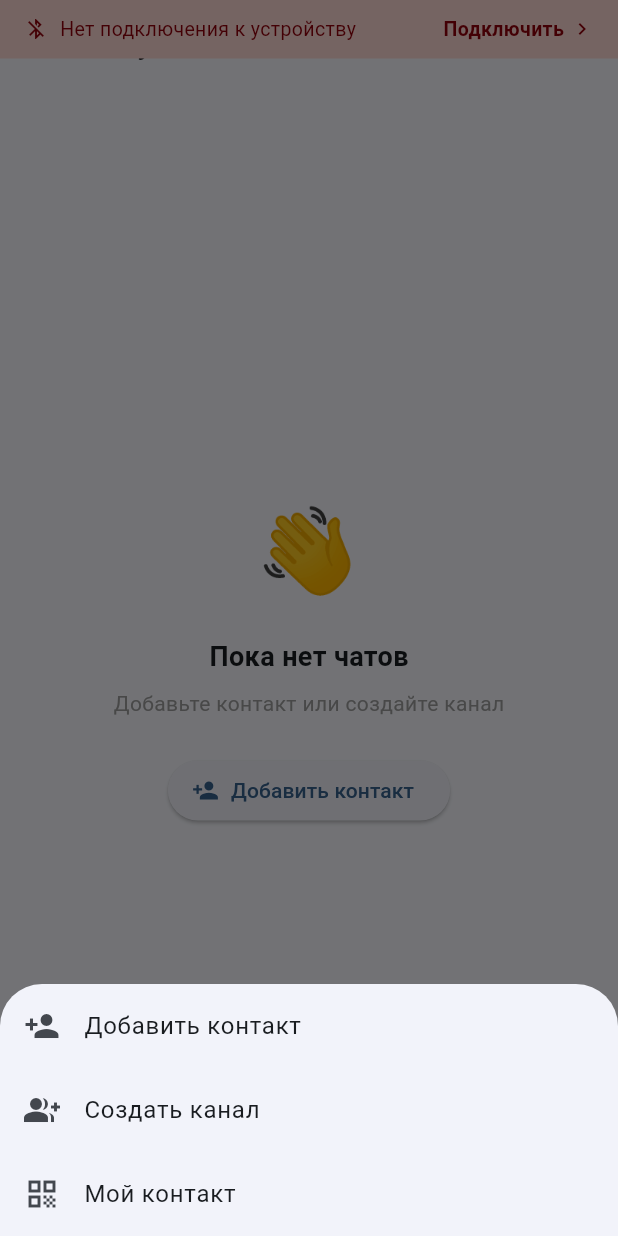
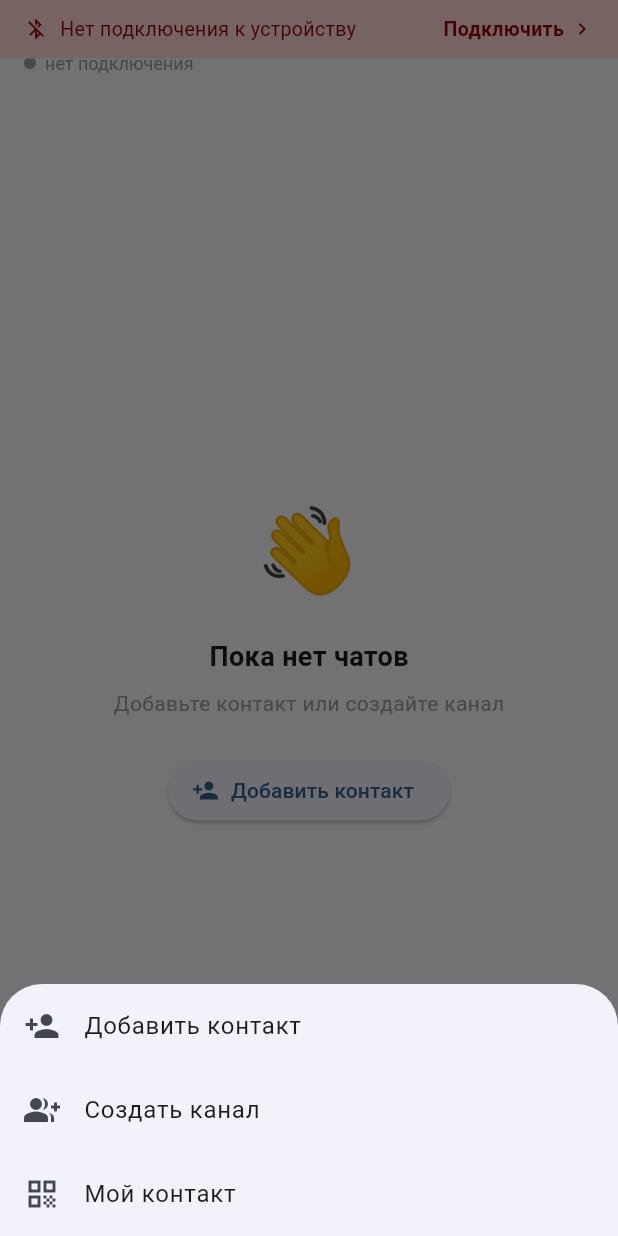
Before and after one commit to gazlevodiva/Meshly, a Flutter app: the MainScreen screen opened directly with empty values, after a tap on "Добавить контакт", on a phone screen of 412 x 824 dp. Run offline on Flutter 3.47's test engine with Material 3 defaults, Android fonts, the phone set to English and light mode, and no system bars; our stand-ins replace drift, flutter_blue_plus, flutter_local_notifications, permission_handler, qr_flutter, shared_preferences; missing offline and left inert: mobile_scanner; accounts and stored records are empty; generated files the repository leaves out were written again.

Commit message:
feat: UI polish — two-line header, appbar search/add, nav bar rebuild, mute icon alignment
Co-Authored-By: Claude Fable 5 <noreply@anthropic.com>

```diff
--- a/lib/screens/contacts_screen.dart
+++ b/lib/screens/contacts_screen.dart
@@ -7,10 +7,37 @@ import 'package:meshly/screens/chat_screen.dart';
 import 'package:meshly/services/contact_store.dart';
 import 'package:meshly/services/mesh_service.dart';
 
-class ContactsScreen extends StatelessWidget {
+class ContactsScreen extends StatefulWidget {
   const ContactsScreen({required this.meshService, super.key});
 
   final MeshService meshService;
+
+  @override
+  State<ContactsScreen> createState() => _ContactsScreenState();
+}
+
+class _ContactsScreenState extends State<ContactsScreen> {
+  final TextEditingController _searchController = TextEditingController();
+  bool _searching = false;
+  String _query = '';
+
+  @override
+  void dispose() {
+    _searchController.dispose();
+    super.dispose();
+  }
+
+  void _startSearch() {
+    setState(() => _searching = true);
+  }
+
+  void _stopSearch() {
+    _searchController.clear();
+    setState(() {
+      _searching = false;
+      _query = '';
+    });
+  }
 
   void _openChat(BuildContext context, Contact contact) {
     final store = ContactStore.instance;
@@ -21,7 +48,7 @@ class ContactsScreen extends StatelessWidget {
       context,
       MaterialPageRoute<void>(
         builder: (_) => ChatScreen(
-          meshService: meshService,
+          meshService: widget.meshService,
           conversation: conv,
         ),
       ),
@@ -39,26 +66,64 @@ class ContactsScreen extends StatelessWidget {
   @override
   Widget build(BuildContext context) {
     return Scaffold(
-      appBar: AppBar(title: const Text('Контакты')),
+      appBar: AppBar(
+        title: _searching
+            ? TextField(
+                controller: _searchController,
+                autofocus: true,
+                decoration: const InputDecoration(
+                  hintText: 'Поиск...',
+                  border: InputBorder.none,
+                ),
+                onChanged: (value) => setState(() => _query = value),
+              )
+            : const Text('Контакты'),
+        actions: _searching
+            ? [
+                IconButton(
+                  icon: const Icon(Icons.close),
+                  onPressed: _stopSearch,
+                ),
+              ]
+            : [
+                IconButton(
+                  icon: const Icon(Icons.search),
+                  onPressed: _startSearch,
+                ),
+                IconButton(
+                  icon: const Icon(Icons.add),
+                  onPressed: () => _openAddContact(context),
+                ),
+              ],
+      ),
       body: ListenableBuilder(
         listenable: ContactStore.instance,
         builder: (context, _) {
-          final contacts = ContactStore.instance.contacts;
-          return contacts.isEmpty
-              ? const Center(
-                  child: Text(
-                    'Нет контактов. Добавьте через +',
-                    style: TextStyle(color: Colors.grey),
-                  ),
-                )
-              : ListView.separated(
+          final query = _query.trim().toLowerCase();
+          final all = ContactStore.instance.contacts;
+          final contacts = query.isEmpty
+              ? all
+              : all
+                  .where((c) => c.displayName.toLowerCase().contains(query))
+                  .toList();
+          if (contacts.isEmpty) {
+            return Center(
+              child: Text(
+                query.isNotEmpty
+                    ? 'Ничего не найдено'
+                    : 'Нет контактов. Добавьте через +',
+                style: const TextStyle(color: Colors.grey),
+              ),
+            );
+          }
+          return ListView.separated(
                   padding: const EdgeInsets.only(bottom: 96),
                   itemCount: contacts.length,
                   separatorBuilder: (_, _) =>
                       const Divider(height: 1, indent: 72),
                   itemBuilder: (_, i) {
                     final contact = contacts[i];
-                    final online = meshService.isOnline(contact.nodeId);
+                    final online = widget.meshService.isOnline(contact.nodeId);
                     return ListTile(
                       leading: Stack(
                         children: [
@@ -96,10 +161,6 @@ class ContactsScreen extends StatelessWidget {
                 );
         },
       ),
-      floatingActionButton: FloatingActionButton(
-        onPressed: () => _openAddContact(context),
-        child: const Icon(Icons.person_add),
-      ),
     );
   }
 }
--- a/lib/screens/home_screen.dart
+++ b/lib/screens/home_screen.dart
@@ -22,6 +22,9 @@ class HomeScreen extends StatefulWidget {
 
 class _HomeScreenState extends State<HomeScreen> {
   final ContactStore _store = ContactStore.instance;
+  final TextEditingController _searchController = TextEditingController();
+  bool _searching = false;
+  String _query = '';
 
   @override
   void initState() {
@@ -40,7 +43,20 @@ class _HomeScreenState extends State<HomeScreen> {
   void dispose() {
     // Clear the callback so it doesn't reference this disposed widget.
     NotificationService.instance.onNotificationTap = null;
+    _searchController.dispose();
     super.dispose();
+  }
+
+  void _startSearch() {
+    setState(() => _searching = true);
+  }
+
+  void _stopSearch() {
+    _searchController.clear();
+    setState(() {
+      _searching = false;
+      _query = '';
+    });
   }
 
   List<Conversation> get _conversations => _store.conversations;
@@ -83,39 +99,93 @@ class _HomeScreenState extends State<HomeScreen> {
   Widget build(BuildContext context) {
     return Scaffold(
       appBar: AppBar(
-        title: StreamBuilder<String?>(
+        title: _searching
+            ? TextField(
+                controller: _searchController,
+                autofocus: true,
+                decoration: const InputDecoration(
+                  hintText: 'Поиск...',
+                  border: InputBorder.none,
+                ),
+                onChanged: (value) => setState(() => _query = value),
+              )
+            : StreamBuilder<String?>(
                 stream: widget.meshService.connectedDeviceName,
                 builder: (_, snap) {
                   final deviceName = snap.data;
-            return Row(
+                  return Column(
+                    crossAxisAlignment: CrossAxisAlignment.start,
+                    mainAxisSize: MainAxisSize.min,
+                    children: [
+                      const Text('Meshly'),
+                      Row(
                         mainAxisSize: MainAxisSize.min,
                         children: [
                           Container(
                             width: 8,
                             height: 8,
                             decoration: BoxDecoration(
-                    color: deviceName != null ? Colors.green : Colors.grey,
+                              color:
+                                  deviceName != null ? Colors.green : Colors.grey,
                               shape: BoxShape.circle,
                             ),
                           ),
-                const SizedBox(width: 8),
-                Text(deviceName != null ? 'Meshly · $deviceName' : 'Meshly'),
+                          const SizedBox(width: 6),
+                          Text(
+                            deviceName ?? 'нет подключения',
+                            style: const TextStyle(
+                              fontSize: 12,
+                              color: Colors.grey,
+                            ),
+                          ),
+                        ],
+                      ),
                     ],
                   );
                 },
               ),
+        actions: _searching
+            ? [
+                IconButton(
+                  icon: const Icon(Icons.close),
+                  onPressed: _stopSearch,
+                ),
+              ]
+            : [
+                IconButton(
+                  icon: const Icon(Icons.search),
+                  onPressed: _startSearch,
+                ),
+                IconButton(
+                  icon: const Icon(Icons.add),
+                  onPressed: () => _showAddOptions(context),
+                ),
+              ],
       ),
       body: ListenableBuilder(
         listenable: _store,
         builder: (context, _) {
-          final convs = _conversations;
-          return convs.isEmpty
-              ? _EmptyState(onAddContact: () => _showAddOptions(context))
-              : ListView.separated(
+          final query = _query.trim().toLowerCase();
+          final convs = query.isEmpty
+              ? _conversations
+              : _conversations
+                  .where(
+                      (c) => _titleFor(c).toLowerCase().contains(query))
+                  .toList();
+          if (convs.isEmpty) {
+            return query.isNotEmpty
+                ? const Center(
+                    child: Text(
+                      'Ничего не найдено',
+                      style: TextStyle(color: Colors.grey),
+                    ),
+                  )
+                : _EmptyState(onAddContact: () => _showAddOptions(context));
+          }
+          return ListView.separated(
             padding: const EdgeInsets.only(bottom: 96),
             itemCount: convs.length,
-                  separatorBuilder: (_, _) =>
-                      const Divider(height: 1, indent: 72),
+            separatorBuilder: (_, _) => const Divider(height: 1, indent: 72),
             itemBuilder: (_, i) {
               final conv = convs[i];
               final peerId = conv.isDm ? conv.peerId : null;
@@ -130,10 +200,6 @@ class _HomeScreenState extends State<HomeScreen> {
             },
           );
         },
-      ),
-      floatingActionButton: FloatingActionButton(
-        onPressed: () => _showAddOptions(context),
-        child: const Icon(Icons.edit),
       ),
     );
   }
--- a/lib/screens/main_screen.dart
+++ b/lib/screens/main_screen.dart
@@ -145,39 +145,62 @@ class _FloatingNavBar extends StatelessWidget {
   final int currentIndex;
   final ValueChanged<int> onTap;
 
-  static const List<({IconData icon, IconData activeIcon, String label})> _items = [
-    (icon: Icons.chat_bubble_outline, activeIcon: Icons.chat_bubble, label: 'Чаты'),
-    (icon: Icons.people_outline,      activeIcon: Icons.people,       label: 'Контакты'),
-    (icon: Icons.settings_outlined,   activeIcon: Icons.settings,     label: 'Настройки'),
+  static const List<({IconData icon, IconData activeIcon, String label})>
+      _items = [
+    (
+      icon: Icons.chat_bubble_outline,
+      activeIcon: Icons.chat_bubble,
+      label: 'Чаты'
+    ),
+    (
+      icon: Icons.people_outline,
+      activeIcon: Icons.people,
+      label: 'Контакты'
+    ),
+    (
+      icon: Icons.settings_outlined,
+      activeIcon: Icons.settings,
+      label: 'Настройки'
+    ),
   ];
 
   @override
   Widget build(BuildContext context) {
     const radius = BorderRadius.all(Radius.circular(28));
-    return Padding(
-      padding: const EdgeInsets.fromLTRB(16, 0, 16, 24),
-      child: DecoratedBox(
-        decoration: BoxDecoration(
+    final surface = Theme.of(context).colorScheme.surface;
+
+    return SafeArea(
+      top: false,
+      child: Padding(
+        padding: const EdgeInsets.fromLTRB(16, 0, 16, 12),
+        child: Container(
+          // Shadow lives on an opaque-shaped container; the blur and the
+          // translucent fill are clipped strictly inside the same rounded
+          // rect, so nothing can bleed past the island's edge.
+          decoration: const BoxDecoration(
             borderRadius: radius,
             boxShadow: [
               BoxShadow(
-              color: Colors.black.withValues(alpha: 0.14),
-              blurRadius: 24,
-              offset: const Offset(0, 6),
+                color: Color(0x24000000),
+                blurRadius: 20,
+                offset: Offset(0, 6),
               ),
             ],
           ),
           child: ClipRRect(
             borderRadius: radius,
             child: BackdropFilter(
-            filter: ImageFilter.blur(sigmaX: 20, sigmaY: 20),
-            child: ColoredBox(
-              color: Theme.of(context).colorScheme.surface.withValues(alpha: 0.88),
+              filter: ImageFilter.blur(sigmaX: 18, sigmaY: 18),
+              child: DecoratedBox(
+                decoration: BoxDecoration(
+                  color: surface.withValues(alpha: 0.88),
+                ),
                 child: Padding(
                   padding: const EdgeInsets.symmetric(vertical: 12),
                   child: Row(
-                    children: List.generate(_items.length, (i) {
-                      return Expanded(
+                    children: [
+                      for (var i = 0; i < _items.length; i++)
+                        Expanded(
                           child: _NavItem(
                             icon: _items[i].icon,
                             activeIcon: _items[i].activeIcon,
@@ -185,8 +208,9 @@ class _FloatingNavBar extends StatelessWidget {
                             selected: currentIndex == i,
                             onTap: () => onTap(i),
                           ),
-                      );
-                    }),
+                        ),
+                    ],
+                  ),
                 ),
               ),
             ),
```
Also changed, not shown: lib/widgets/conversation_tile.dart (+13 -13 lines), 1 other file. Lines whose indentation alone changed are shown as unchanged.
